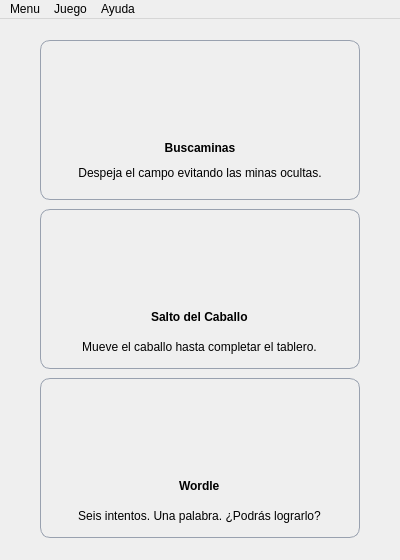
First picture: the form in ui/main_window.ui, repository TRuHa83/PyClassicGames, before the edit.
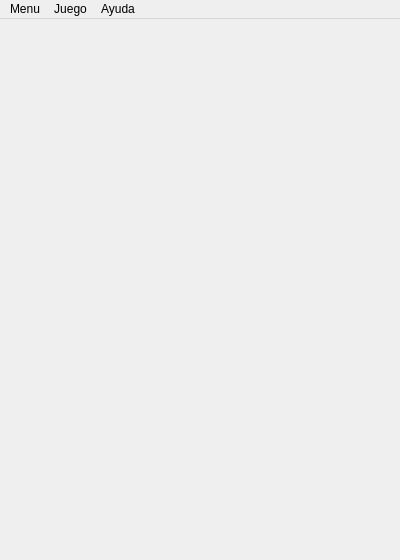
Second picture: the form after the edit. Icons and pictures are not drawn.

Commit message: Se eliminan los QGroupBox de los juegos para carga de botones dinámicos.

What changed in the file:
```diff
--- a/ui/main_window.ui
+++ b/ui/main_window.ui
@@ -30,8 +30,8 @@
     <normaloff>:/logo/logo_128.png</normaloff>:/logo/logo_128.png</iconset>
   </property>
   <widget class="QWidget" name="centralwidget">
-   <layout class="QGridLayout" name="gridLayout_6">
-    <item row="0" column="0">
+   <layout class="QVBoxLayout" name="verticalLayout_7">
+    <item>
      <widget class="QStackedWidget" name="stackedWidget">
       <property name="enabled">
        <bool>true</bool>
@@ -39,259 +39,17 @@
       <property name="contextMenuPolicy">
        <enum>Qt::ContextMenuPolicy::NoContextMenu</enum>
       </property>
-      <property name="styleSheet">
-       <string notr="true">QGroupBox {
-	border: 1px solid #99A1AF;
-	border-radius: 10px;
-}
-
-QPushButton {
-	border: 0px;
-}
-</string>
-      </property>
       <property name="currentIndex">
        <number>0</number>
       </property>
       <widget class="QWidget" name="menu">
        <layout class="QGridLayout" name="gridLayout_3">
-        <item row="0" column="0">
-         <widget class="QGroupBox" name="groupMine">
-          <property name="minimumSize">
-           <size>
-            <width>320</width>
-            <height>160</height>
-           </size>
-          </property>
-          <property name="maximumSize">
-           <size>
-            <width>320</width>
-            <height>160</height>
-           </size>
-          </property>
-          <property name="title">
-           <string/>
-          </property>
-          <layout class="QVBoxLayout" name="verticalLayout_3">
-           <item alignment="Qt::AlignmentFlag::AlignHCenter|Qt::AlignmentFlag::AlignVCenter">
-            <widget class="QPushButton" name="btn_mine">
-             <property name="minimumSize">
-              <size>
-               <width>80</width>
-               <height>80</height>
-              </size>
-             </property>
-             <property name="maximumSize">
-              <size>
-               <width>80</width>
-               <height>80</height>
-              </size>
-             </property>
-             <property name="cursor">
-              <cursorShape>PointingHandCursor</cursorShape>
-             </property>
-             <property name="styleSheet">
-              <string notr="true"/>
-             </property>
-             <property name="icon">
-              <iconset resource="../assets/resources.qrc">
-               <normaloff>:/images/boom.png</normaloff>:/images/boom.png</iconset>
-             </property>
-             <property name="iconSize">
-              <size>
-               <width>64</width>
-               <height>64</height>
-              </size>
-             </property>
-            </widget>
-           </item>
-           <item>
-            <widget class="QLabel" name="label_3">
-             <property name="font">
-              <font>
-               <bold>true</bold>
-              </font>
-             </property>
-             <property name="text">
-              <string>Buscaminas</string>
-             </property>
-             <property name="alignment">
-              <set>Qt::AlignmentFlag::AlignCenter</set>
-             </property>
-            </widget>
-           </item>
-           <item>
-            <widget class="QLabel" name="label">
-             <property name="font">
-              <font>
-               <pointsize>9</pointsize>
-              </font>
-             </property>
-             <property name="text">
-              <string>Despeja el campo evitando las minas ocultas.</string>
-             </property>
-             <property name="alignment">
-              <set>Qt::AlignmentFlag::AlignHCenter|Qt::AlignmentFlag::AlignTop</set>
-             </property>
-            </widget>
-           </item>
-          </layout>
-         </widget>
-        </item>
-        <item row="4" column="0">
-         <widget class="QGroupBox" name="groupWordle">
-          <property name="minimumSize">
-           <size>
-            <width>320</width>
-            <height>160</height>
-           </size>
-          </property>
-          <property name="maximumSize">
-           <size>
-            <width>320</width>
-            <height>160</height>
-           </size>
-          </property>
-          <property name="title">
-           <string/>
-          </property>
-          <layout class="QVBoxLayout" name="verticalLayout_5">
-           <item alignment="Qt::AlignmentFlag::AlignHCenter|Qt::AlignmentFlag::AlignVCenter">
-            <widget class="QPushButton" name="btn_wordle">
-             <property name="minimumSize">
-              <size>
-               <width>80</width>
-               <height>80</height>
-              </size>
-             </property>
-             <property name="maximumSize">
-              <size>
-               <width>80</width>
-               <height>80</height>
-              </size>
-             </property>
-             <property name="cursor">
-              <cursorShape>PointingHandCursor</cursorShape>
-             </property>
-             <property name="icon">
-              <iconset resource="../assets/resources.qrc">
-               <normaloff>:/images/W.png</normaloff>:/images/W.png</iconset>
-             </property>
-             <property name="iconSize">
-              <size>
-               <width>64</width>
-               <height>64</height>
-              </size>
-             </property>
-            </widget>
-           </item>
-           <item alignment="Qt::AlignmentFlag::AlignHCenter|Qt::AlignmentFlag::AlignVCenter">
-            <widget class="QLabel" name="label_7">
-             <property name="font">
-              <font>
-               <bold>true</bold>
-              </font>
-             </property>
-             <property name="text">
-              <string>Wordle</string>
-             </property>
-            </widget>
-           </item>
-           <item alignment="Qt::AlignmentFlag::AlignHCenter|Qt::AlignmentFlag::AlignVCenter">
-            <widget class="QLabel" name="label_5">
-             <property name="font">
-              <font>
-               <pointsize>9</pointsize>
-              </font>
-             </property>
-             <property name="text">
-              <string>Seis intentos. Una palabra. ¿Podrás lograrlo?</string>
-             </property>
-             <property name="alignment">
-              <set>Qt::AlignmentFlag::AlignHCenter|Qt::AlignmentFlag::AlignTop</set>
-             </property>
-            </widget>
-           </item>
-          </layout>
-         </widget>
-        </item>
-        <item row="3" column="0">
-         <widget class="QGroupBox" name="groupHorse">
-          <property name="minimumSize">
-           <size>
-            <width>320</width>
-            <height>160</height>
-           </size>
-          </property>
-          <property name="maximumSize">
-           <size>
-            <width>320</width>
-            <height>160</height>
-           </size>
-          </property>
-          <property name="title">
-           <string/>
-          </property>
-          <layout class="QVBoxLayout" name="verticalLayout_4">
-           <item alignment="Qt::AlignmentFlag::AlignHCenter|Qt::AlignmentFlag::AlignVCenter">
-            <widget class="QPushButton" name="btn_horse">
-             <property name="minimumSize">
-              <size>
-               <width>80</width>
-               <height>80</height>
-              </size>
-             </property>
-             <property name="maximumSize">
-              <size>
-               <width>80</width>
-               <height>80</height>
-              </size>
-             </property>
-             <property name="cursor">
-              <cursorShape>PointingHandCursor</cursorShape>
-             </property>
-             <property name="icon">
-              <iconset resource="../assets/resources.qrc">
-               <normaloff>:/images/horse.png</normaloff>:/images/horse.png</iconset>
-             </property>
-             <property name="iconSize">
-              <size>
-               <width>64</width>
-               <height>64</height>
-              </size>
-             </property>
-            </widget>
-           </item>
-           <item alignment="Qt::AlignmentFlag::AlignHCenter|Qt::AlignmentFlag::AlignVCenter">
-            <widget class="QLabel" name="label_6">
-             <property name="font">
-              <font>
-               <bold>true</bold>
-              </font>
-             </property>
-             <property name="text">
-              <string>Salto del Caballo</string>
-             </property>
-            </widget>
-           </item>
-           <item alignment="Qt::AlignmentFlag::AlignHCenter|Qt::AlignmentFlag::AlignVCenter">
-            <widget class="QLabel" name="label_4">
-             <property name="font">
-              <font>
-               <pointsize>9</pointsize>
-              </font>
-             </property>
-             <property name="text">
-              <string>Mueve el caballo hasta completar el tablero.</string>
-             </property>
-             <property name="alignment">
-              <set>Qt::AlignmentFlag::AlignHCenter|Qt::AlignmentFlag::AlignTop</set>
-             </property>
-            </widget>
-           </item>
-          </layout>
-         </widget>
-        </item>
+        <property name="horizontalSpacing">
+         <number>6</number>
+        </property>
+        <property name="verticalSpacing">
+         <number>10</number>
+        </property>
        </layout>
       </widget>
       <widget class="QWidget" name="mine">
```
The commit also changes 1 other file.
